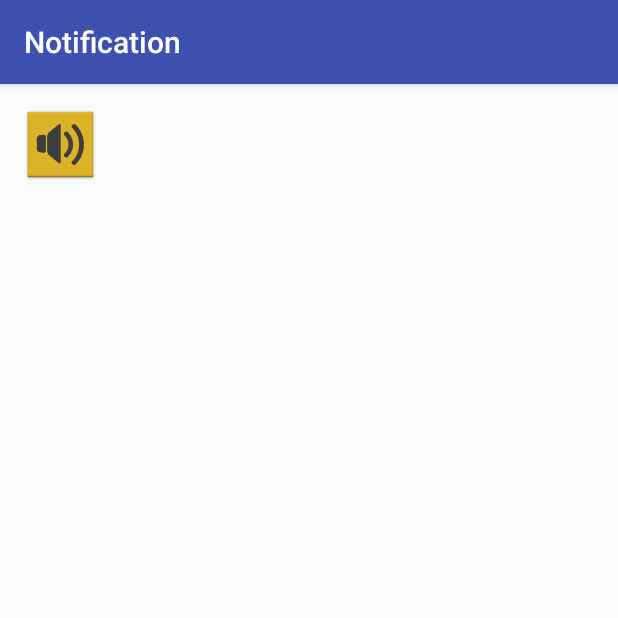
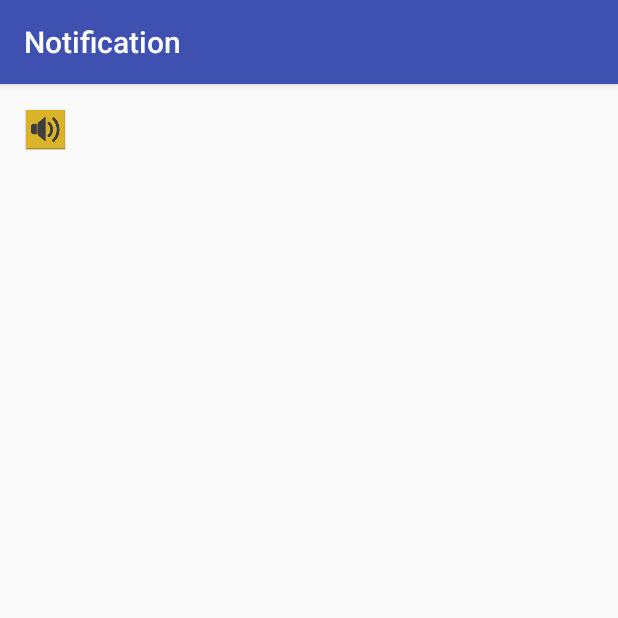
Before and after one commit to tuengominh/android-music-player, an Android app: the NotificationActivity screen opened directly, with no data from a screen before it, on a phone screen of 412 x 824 dp, the top half of it. Run offline under Robolectric (Android 15) with nearby library versions, the phone set to English and light mode, and no system bars.

Commit message:
Resize item

```diff
--- a/app/src/main/java/bts/tech/btsmusicplayer/view/adapter/SongListAdapter.java
+++ b/app/src/main/java/bts/tech/btsmusicplayer/view/adapter/SongListAdapter.java
@@ -46,8 +46,8 @@ public class SongListAdapter extends ArrayAdapter<Song> {
         TextView titleTextView = convertedView.findViewById(R.id.song_list_adapter__tv__title);
         titleTextView.setText(MainPlayerActivity.getSongs().get(position).getTitle());
 
-        TextView bodyTextView = convertedView.findViewById(R.id.song_list_adapter__tv__duration);
-        bodyTextView.setText(MainPlayerActivity.getSongs().get(position).getDuration());
+        TextView bodyTextView = convertedView.findViewById(R.id.song_list_adapter__tv__comment);
+        bodyTextView.setText(MainPlayerActivity.getSongs().get(position).getComment());
 
         return convertedView;
     }
--- a/app/src/main/res/layout/activity_notification.xml
+++ b/app/src/main/res/layout/activity_notification.xml
@@ -11,8 +11,8 @@
 
     <ImageView
         android:id="@+id/imageView"
-        android:layout_width="50dp"
-        android:layout_height="50dp"
+        android:layout_width="30dp"
+        android:layout_height="30dp"
         app:layout_constraintStart_toStartOf="parent"
         app:layout_constraintTop_toTopOf="parent"
         app:srcCompat="@mipmap/ic_launcher_foreground"
@@ -24,9 +24,9 @@
         android:layout_height="wrap_content"
         android:layout_marginStart="8dp"
         android:layout_marginLeft="8dp"
-        android:text="TextView"
-        android:textSize="20dp"
+        android:textSize="18dp"
         android:textStyle="bold"
+        android:textColor="@color/colorPrimaryDark"
         app:layout_constraintBottom_toTopOf="@+id/activity_notification__tv__song__comment"
         app:layout_constraintStart_toEndOf="@+id/imageView"
         app:layout_constraintTop_toTopOf="parent"
@@ -38,8 +38,9 @@
         android:layout_height="wrap_content"
         android:layout_marginStart="8dp"
         android:layout_marginLeft="8dp"
-        android:text="TextView"
         android:textStyle="italic"
+        android:textSize="14dp"
+        android:textColor="@android:color/black"
         app:layout_constraintStart_toEndOf="@+id/imageView"
         app:layout_constraintTop_toBottomOf="@+id/activity_notification__tv__song_title"
         tools:ignore="MissingConstraints" />
--- a/app/src/main/res/values/strings.xml
+++ b/app/src/main/res/values/strings.xml
@@ -5,5 +5,4 @@
     <string name="listview_header">BTS Music Collection</string>
     <string name="img_content_description">TODO</string>
     <string name="todo">TODO</string>
-    <string name="todo">TODO</string>
 </resources>
```
Also changed, not shown: app/src/main/res/layout/activity_main_player.xml (+12 -12 lines), app/src/main/res/layout/listview_header.xml (+4 -4 lines), app/src/main/res/layout/song_list_adapter.xml (+7 -6 lines).
